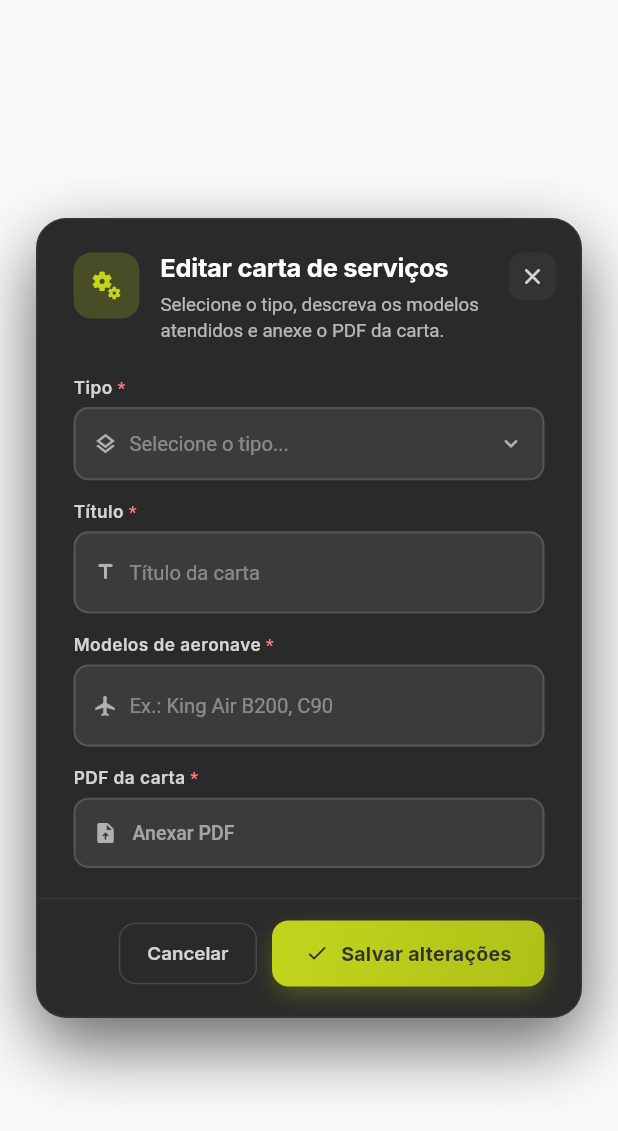
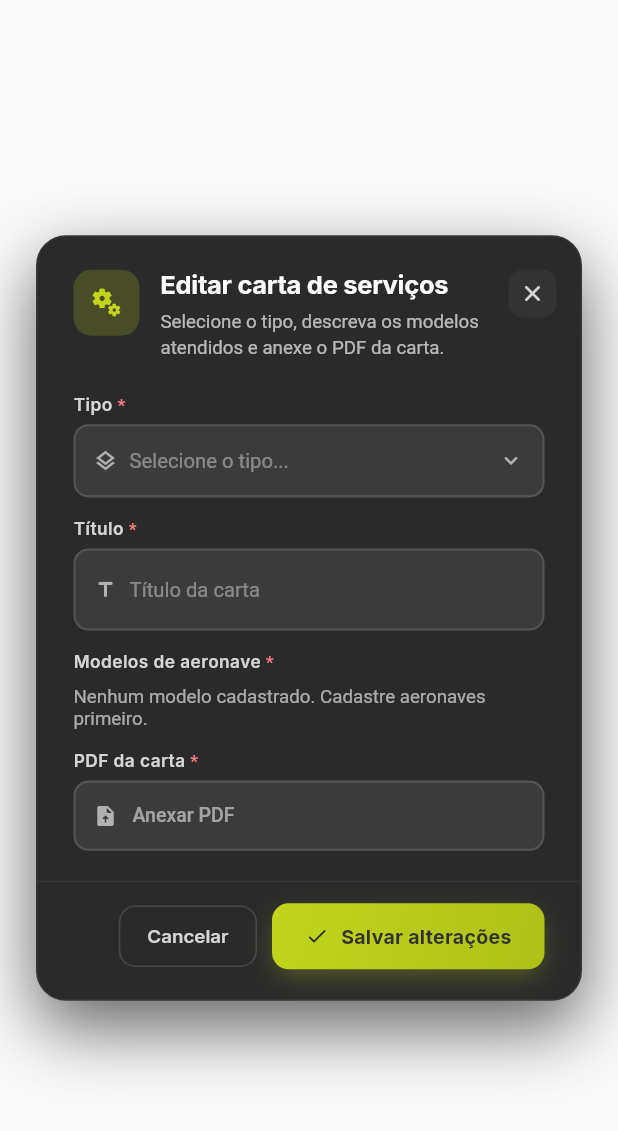
Before and after one commit to devalphahouse-hue/agsur, a Flutter app: the ModalServicesOfferingWidget widget shown alone on an empty page, opened directly with empty values, on a phone screen of 412 x 824 dp. Shown: the top 1131 px of the screen. Run offline on Flutter 3.47's test engine with Material 3 defaults, Android fonts, the phone set to English and light mode, and no system bars; our stand-ins replace auto_size_text, dropdown_button2, easy_debounce, equatable, flutter_animate, flutter_spinkit and 14 more; missing offline and left inert: aligned_dialog, json_path, mime_type; accounts and stored records are empty.

Commit message:
feat(cartas): 'Modelos de aeronave' vira multi-seleção do catálogo
No cadastro/edição de carta de serviços, o campo de modelos deixa de ser texto livre e passa a ser chips multi-seleção dos modelos existentes (aircrafts), evitando erro de grafia e tornando o vínculo carta->aeronave confiável. Guarda os modelos escolhidos separados por vírgula (compatível com o match 'contém' do app).

Co-Authored-By: Claude Opus 4.7 (1M context) <noreply@anthropic.com>

```diff
--- a/lib/pages/shared/modal_services_offering/modal_services_offering_widget.dart
+++ b/lib/pages/shared/modal_services_offering/modal_services_offering_widget.dart
@@ -35,6 +35,16 @@ class _ModalServicesOfferingWidgetState
   String? _fileError;
   bool _editPrefilled = false;
 
+  // Modelos de aeronave: multi-seleção a partir do catálogo de aeronaves.
+  // Guardados como texto separado por vírgula em `models` (o app casa por
+  // "contém", então o formato é compatível).
+  List<String> _allModels = const [];
+  bool _modelsLoaded = false;
+  final Set<String> _selModels = {};
+  final Set<String> _selModelsEdit = {};
+  String? _modelsError;
+  String? _modelsEditError;
+
   bool get _isRegister => widget.type == 'Register';
 
   static const _typeOptions = [
@@ -55,12 +65,44 @@ class _ModalServicesOfferingWidgetState
     _model.tFTitleEditFocusNode ??= FocusNode();
     _model.tFModelsEditTextController ??= TextEditingController();
     _model.tFModelsEditFocusNode ??= FocusNode();
+    _loadModels();
   }
 
   @override
   void dispose() {
     _model.maybeDispose();
     super.dispose();
+  }
+
+  /// Carrega os modelos distintos do catálogo de aeronaves para o seletor.
+  Future<void> _loadModels() async {
+    final rows = await AircraftsTable().queryRows(
+      queryFn: (q) => q.eqOrNull('deleted', false),
+    );
+    final models = <String>{};
+    for (final r in rows) {
+      final m = r.aircraftModel.trim();
+      if (m.isNotEmpty) models.add(m);
+    }
+    if (!mounted) return;
+    setState(() {
+      _allModels = models.toList()..sort();
+      _modelsLoaded = true;
+    });
+  }
+
+  void _toggleModel(Set<String> target, TextEditingController controller,
+      String model) {
+    setState(() {
+      if (target.contains(model)) {
+        target.remove(model);
+      } else {
+        target.add(model);
+      }
+      controller.text = target.join(', ');
+      _modelsError = null;
+      _modelsEditError = null;
+    });
   }
 
   Future<void> _pickFile({required bool edit}) async {
@@ -130,10 +172,14 @@ class _ModalServicesOfferingWidgetState
       _fileError = _model.uploadedFileUrl_uploadPDF.isEmpty
           ? 'Anexe o PDF da carta'
           : null;
+      _modelsError =
+          _selModels.isEmpty ? 'Selecione ao menos um modelo' : null;
     });
     if (_model.formKey1.currentState == null ||
         !_model.formKey1.currentState!.validate()) return;
-    if (_typeError != null || _fileError != null) return;
+    if (_typeError != null || _fileError != null || _modelsError != null) {
+      return;
+    }
     setState(() => _busy = true);
     try {
       await ServicesOfferingTable().insert({
@@ -163,10 +209,12 @@ class _ModalServicesOfferingWidgetState
       _fileError = _model.uploadedFileUrl_uploadPDFEdit.isEmpty
           ? 'Anexe o PDF da carta'
           : null;
+      _modelsEditError =
+          _selModelsEdit.isEmpty ? 'Selecione ao menos um modelo' : null;
     });
     if (_model.formKey2.currentState == null ||
         !_model.formKey2.currentState!.validate()) return;
-    if (_fileError != null) return;
+    if (_fileError != null || _modelsEditError != null) return;
     setState(() => _busy = true);
     try {
       await ServicesOfferingTable().update(
@@ -248,15 +296,13 @@ class _ModalServicesOfferingWidgetState
                 _model.tFTitleTextControllerValidator?.call(context, v),
           ),
           const SizedBox(height: 14),
-          AppFormField(
-            controller: _model.tFModelsTextController,
-            focusNode: _model.tFModelsFocusNode,
-            label: 'Modelos de aeronave',
-            placeholder: 'Ex.: King Air B200, C90',
-            icon: Icons.flight_outlined,
-            required: true,
-            validator: (v) =>
-                _model.tFModelsTextControllerValidator?.call(context, v),
+          _ModelMultiSelect(
+            all: _allModels,
+            loaded: _modelsLoaded,
+            selected: _selModels,
+            error: _modelsError,
+            onToggle: (m) =>
+                _toggleModel(_selModels, _model.tFModelsTextController!, m),
           ),
           const SizedBox(height: 14),
           _PdfUpload(
@@ -293,6 +339,10 @@ class _ModalServicesOfferingWidgetState
           _editPrefilled = true;
           _model.tFTitleEditTextController!.text = row.serviceTitle;
           _model.tFModelsEditTextController!.text = row.models ?? '';
+          for (final m in (row.models ?? '').split(',')) {
+            final t = m.trim();
+            if (t.isNotEmpty) _selModelsEdit.add(t);
+          }
           _model.dpdTypeEditValue = row.type;
           if (row.docUrl != null && row.docUrl!.isNotEmpty) {
             _model.uploadedFileUrl_uploadPDFEdit = row.docUrl!;
@@ -321,15 +371,13 @@ class _ModalServicesOfferingWidgetState
                     ?.call(context, v),
               ),
               const SizedBox(height: 14),
-              AppFormField(
-                controller: _model.tFModelsEditTextController,
-                focusNode: _model.tFModelsEditFocusNode,
-                label: 'Modelos de aeronave',
-                placeholder: 'Ex.: King Air B200, C90',
-                icon: Icons.flight_outlined,
-                required: true,
-                validator: (v) => _model.tFModelsEditTextControllerValidator
-                    ?.call(context, v),
+              _ModelMultiSelect(
+                all: _allModels,
+                loaded: _modelsLoaded,
+                selected: _selModelsEdit,
+                error: _modelsEditError,
+                onToggle: (m) => _toggleModel(
+                    _selModelsEdit, _model.tFModelsEditTextController!, m),
               ),
               const SizedBox(height: 14),
               _PdfUpload(
@@ -508,3 +556,140 @@ class _PdfUploadState extends State<_PdfUpload> {
     );
   }
 }
+
+/// Multi-seleção de modelos de aeronave (chips), a partir do catálogo.
+class _ModelMultiSelect extends StatelessWidget {
+  const _ModelMultiSelect({
+    required this.all,
+    required this.loaded,
+    required this.selected,
+    required this.onToggle,
+    this.error,
+  });
+
+  final List<String> all;
+  final bool loaded;
+  final Set<String> selected;
+  final void Function(String) onToggle;
+  final String? error;
+
+  @override
+  Widget build(BuildContext context) {
+    return Column(
+      crossAxisAlignment: CrossAxisAlignment.start,
+      children: [
+        RichText(
+          text: TextSpan(
+            text: 'Modelos de aeronave',
+            style: GoogleFonts.inter(
+              fontSize: 11.5,
+              fontWeight: FontWeight.w600,
+              color: const Color(0xCCFFFFFF),
+              letterSpacing: 0.3,
+            ),
+            children: const [
+              TextSpan(
+                text: ' *',
+                style: TextStyle(color: Color(0xFFFF7B82)),
+              ),
+            ],
+          ),
+        ),
+        const SizedBox(height: 8),
+        if (!loaded)
+          Row(
+            children: const [
+              SizedBox(
+                width: 16,
+                height: 16,
+                child: CircularProgressIndicator(
+                    strokeWidth: 2, color: Color(0xFFC2D51C)),
+              ),
+              SizedBox(width: 10),
+              Text('Carregando modelos...',
+                  style: TextStyle(color: Color(0x99FFFFFF), fontSize: 12.5)),
+            ],
+          )
+        else if (all.isEmpty)
+          Text(
+            'Nenhum modelo cadastrado. Cadastre aeronaves primeiro.',
+            style: GoogleFonts.roboto(
+                fontSize: 12.5, color: const Color(0x99FFFFFF)),
+          )
+        else
+          Wrap(
+            spacing: 8,
+            runSpacing: 8,
+            children: [
+              for (final m in all)
+                _ModelChip(
+                  label: m,
+                  selected: selected.contains(m),
+                  onTap: () => onToggle(m),
+                ),
+            ],
+          ),
+        if (error != null) ...[
+          const SizedBox(height: 8),
+          Text(
+            error!,
+            style: GoogleFonts.roboto(
+                fontSize: 12, color: const Color(0xFFFF7B82)),
+          ),
+        ],
+      ],
+    );
+  }
+}
+
+class _ModelChip extends StatelessWidget {
+  const _ModelChip({
+    required this.label,
+    required this.selected,
+    required this.onTap,
+  });
+
+  final String label;
+  final bool selected;
+  final VoidCallback onTap;
+
+  @override
+  Widget build(BuildContext context) {
+    return InkWell(
+      onTap: onTap,
+      borderRadius: BorderRadius.circular(99),
+      child: AnimatedContainer(
+        duration: const Duration(milliseconds: 160),
+        padding: const EdgeInsets.symmetric(horizontal: 14, vertical: 9),
+        decoration: BoxDecoration(
+          color: selected ? const Color(0x33C2D51C) : const Color(0x14FFFFFF),
+          borderRadius: BorderRadius.circular(99),
+          border: Border.all(
+            color: selected ? const Color(0xFFC2D51C) : const Color(0x22FFFFFF),
+            width: 1.4,
+          ),
+        ),
+        child: Row(
+          mainAxisSize: MainAxisSize.min,
+          children: [
+            Icon(
+              selected ? Icons.check_rounded : Icons.flight_outlined,
+              size: 14,
+              color: selected ? const Color(0xFFC2D51C) : const Color(0x99FFFFFF),
+            ),
+            const SizedBox(width: 6),
+            Text(
+              label,
+              style: GoogleFonts.inter(
+                fontSize: 12.5,
+                fontWeight: FontWeight.w600,
+                color:
+                    selected ? const Color(0xFFC2D51C) : const Color(0xCCFFFFFF),
+              ),
+            ),
+          ],
+        ),
+      ),
+    );
+  }
+}
```
